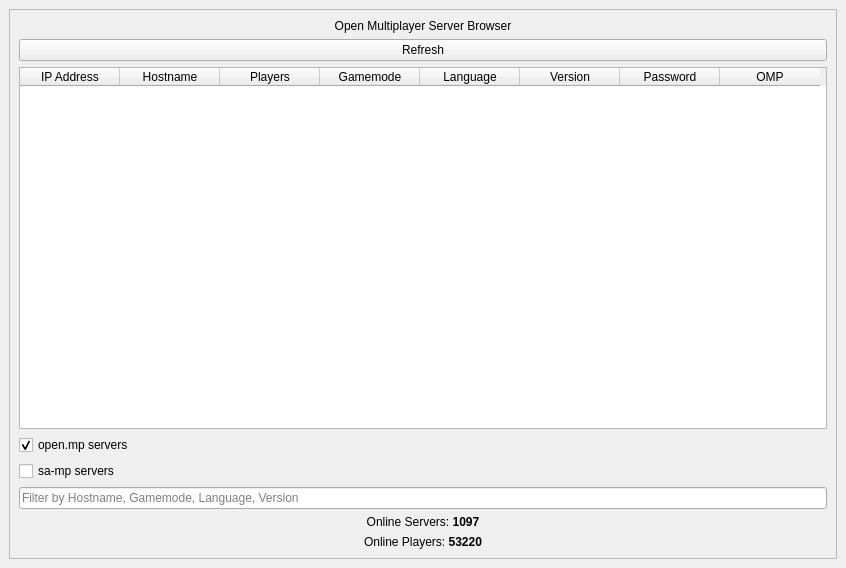
Before: the Qt Designer form form.ui in adib-yg/openmp-server-browser, drawn with Qt 5.
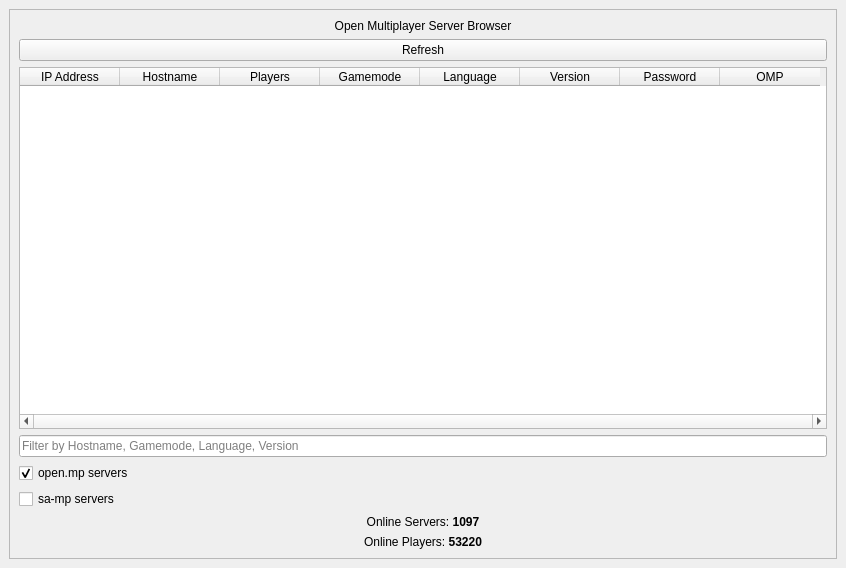
After: the same form once the commit is applied. Icons and pictures are not drawn.

Commit message: Changed lineEdit position to above the checkBox

Patch:
```diff
--- a/form.ui
+++ b/form.ui
@@ -38,6 +38,12 @@
          <property name="accessibleDescription">
           <string/>
          </property>
+         <property name="horizontalScrollBarPolicy">
+          <enum>Qt::ScrollBarAlwaysOn</enum>
+         </property>
+         <property name="sizeAdjustPolicy">
+          <enum>QAbstractScrollArea::AdjustIgnored</enum>
+         </property>
          <property name="editTriggers">
           <set>QAbstractItemView::NoEditTriggers</set>
          </property>
@@ -119,25 +125,6 @@
          </property>
         </widget>
        </item>
-       <item row="6" column="0">
-        <widget class="QLineEdit" name="lineEdit">
-         <property name="inputMask">
-          <string/>
-         </property>
-         <property name="text">
-          <string/>
-         </property>
-         <property name="maxLength">
-          <number>64</number>
-         </property>
-         <property name="placeholderText">
-          <string>Filter by Hostname, Gamemode, Language, Version</string>
-         </property>
-         <property name="clearButtonEnabled">
-          <bool>true</bool>
-         </property>
-        </widget>
-       </item>
        <item row="5" column="0">
         <widget class="QCheckBox" name="checkBoxSampServers">
          <property name="text">
@@ -170,6 +157,25 @@
          </property>
         </widget>
        </item>
+       <item row="3" column="0">
+        <widget class="QLineEdit" name="lineEdit">
+         <property name="inputMask">
+          <string/>
+         </property>
+         <property name="text">
+          <string/>
+         </property>
+         <property name="maxLength">
+          <number>64</number>
+         </property>
+         <property name="placeholderText">
+          <string>Filter by Hostname, Gamemode, Language, Version</string>
+         </property>
+         <property name="clearButtonEnabled">
+          <bool>true</bool>
+         </property>
+        </widget>
+       </item>
       </layout>
      </widget>
     </item>
```
